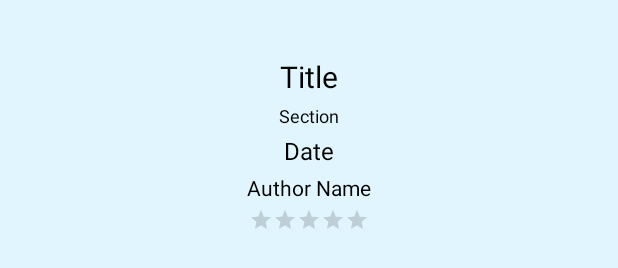
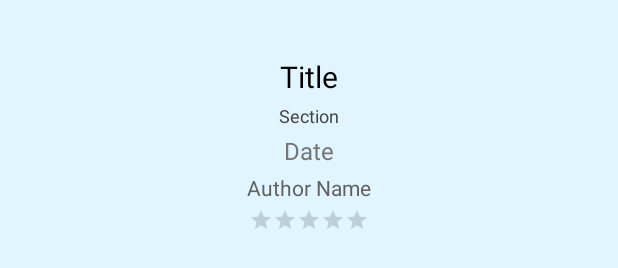
Before and after one commit to Czral/NewsApp, an Android app: the layout activity_list.xml on its own in the app's theme, with its tools: preview values and no code run, on a phone screen of 412 x 824 dp. Shown: the part 474-742 px from the top of the screen. Run offline under Robolectric (Android 15) with nearby library versions, the phone set to English and light mode, and no system bars.

```diff
--- a/app/build.gradle
+++ b/app/build.gradle
@@ -25,9 +25,7 @@ dependencies {
     testImplementation 'junit:junit:4.12'
     androidTestImplementation 'com.android.support.test:runner:1.0.1'
     androidTestImplementation 'com.android.support.test.espresso:espresso-core:3.0.1'
-    compile 'com.jakewharton:butterknife:8.8.1'
+    implementation 'com.jakewharton:butterknife:8.8.1'
     annotationProcessor 'com.jakewharton:butterknife-compiler:8.8.1'
-    compile 'com.android.support:appcompat-v7:26.1.0'
-    compile 'com.android.support:cardview-v7:26.1.0'
-    compile 'com.android.support:recyclerview-v7:26.1.0'
+
 }
--- a/app/src/main/java/com/example/android/newsapp/MainActivity.java
+++ b/app/src/main/java/com/example/android/newsapp/MainActivity.java
@@ -31,7 +31,7 @@ import butterknife.ButterKnife;
 
 public class MainActivity extends AppCompatActivity implements LoaderManager.LoaderCallbacks<List<News>> {
 
-    private String URL_NEWS = "https://content.guardianapis.com/search?show-tags=contributor&show-fields=starRating&api-key=c63106ef-033c-4e74-a2e9-5322611c7636";
+    private String URL_NEWS = "";
     private static final String GUARDIAN_URL = "https://content.guardianapis.com";
 
     @BindView(R.id.empty_state_text)
@@ -167,6 +167,7 @@ public class MainActivity extends AppCompatActivity implements LoaderManager.Loa
         if (keywordSearch.isEmpty() && sectionSearch.equalsIgnoreCase(getResources().getString(R.string.section_list_all))) {
 
             uriBuilder.appendPath(getResources().getString(R.string.search));
+            uriBuilder.appendQueryParameter(getResources().getString(R.string.show_fields), getResources().getString(R.string.starrating));
             uriBuilder.appendQueryParameter(getResources().getString(R.string.show_tags), getResources().getString(R.string.contributor));
             uriBuilder.appendQueryParameter(getResources().getString(R.string.api_key), getResources().getString(R.string.api_value));
             return new NewsLoader(this, uriBuilder.toString());
--- a/app/src/main/java/com/example/android/newsapp/NewsAdapter.java
+++ b/app/src/main/java/com/example/android/newsapp/NewsAdapter.java
@@ -43,6 +43,7 @@ public class NewsAdapter extends ArrayAdapter<News> {
 
         if (currentNews.getRating() != 0) {
 
+            ratingBar.setVisibility(View.VISIBLE);
             ratingBar.setNumStars(currentNews.getRating());
         } else {
 
--- a/app/src/main/java/com/example/android/newsapp/NewsLoader.java
+++ b/app/src/main/java/com/example/android/newsapp/NewsLoader.java
@@ -30,7 +30,6 @@ public class NewsLoader extends AsyncTaskLoader<List<News>> {
             List<News> news = NewsUtils.fetchNewsData(mUrl);
             return news;
         }
-
     }
 
     @Override
--- a/app/src/main/res/layout/activity_list.xml
+++ b/app/src/main/res/layout/activity_list.xml
@@ -14,7 +14,7 @@
         android:layout_width="wrap_content"
         android:layout_height="wrap_content"
         android:paddingTop="@dimen/four_dp_padding"
-        android:textColor="@color/black_text"
+        android:textColor="@color/title_text"
         android:textSize="@dimen/twenty_sp_text"
         tools:text="Title" />
 
@@ -24,19 +24,17 @@
         android:layout_height="wrap_content"
         android:paddingBottom="@dimen/four_dp_padding"
         android:paddingTop="@dimen/four_dp_padding"
-        android:textColor="@color/black_text"
+        android:textColor="@color/section_text"
         android:textSize="@dimen/twelve_sp_text"
         tools:text="Section" />
-
 
     <TextView
         android:id="@+id/date_text"
         android:layout_width="wrap_content"
         android:layout_height="wrap_content"
-        android:textColor="@color/black_text"
+        android:textColor="@color/date_text"
         android:textSize="@dimen/sixteen_sp_text"
         tools:text="Date" />
-
 
     <TextView
         android:id="@+id/author_name"
@@ -44,7 +42,7 @@
         android:layout_height="wrap_content"
         android:paddingBottom="@dimen/four_dp_padding"
         android:paddingTop="@dimen/four_dp_padding"
-        android:textColor="@color/black_text"
+        android:textColor="@color/author_text"
         tools:text="Author Name" />
 
     <RatingBar
@@ -55,5 +53,4 @@
         android:numStars="5"
         android:paddingBottom="@dimen/four_dp_padding" />
 
-
 </LinearLayout>
--- a/app/src/main/res/values/colors.xml
+++ b/app/src/main/res/values/colors.xml
@@ -7,6 +7,9 @@
     <color name="divider">#009688</color>
     <color name="colorAccent">#FF4081</color>
     <color name="background">#E1F5FE</color>
-    <color name="black_text">#000000</color>
+    <color name="title_text">#000000</color>
+    <color name="section_text">#424242</color>
+    <color name="date_text">#757575</color>
+    <color name="author_text">#616161</color>
 
 </resources>
--- a/app/src/main/res/values/strings.xml
+++ b/app/src/main/res/values/strings.xml
@@ -39,6 +39,8 @@
     <string name="search" translatable="false">search</string>
     <string name="show_tags" translatable="false">show-tags</string>
     <string name="contributor" translatable="false">contributor</string>
+    <string name="show_fields" translatable="false">show-fields</string>
+    <string name="starrating" translatable="false">starRating</string>
     <string name="q">q</string>
     <string name="api_key" translatable="false">api-key</string>
     <string name="api_value" translatable="false">c63106ef-033c-4e74-a2e9-5322611c7636</string>
```
Also changed, not shown: app/src/main/java/com/example/android/newsapp/NewsUtils.java (+9 -7 lines).
